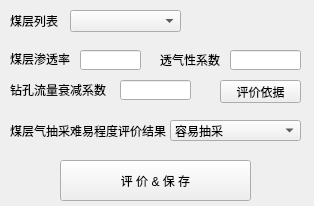
The window that python/cbm/uifiles/difficult_eval_dlg.ui (wyrover/cbm) describes before a commit, drawn with Qt 5.
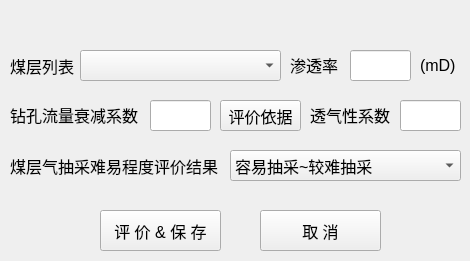
The same window after the commit. Icons and pictures are not drawn.

Diff of the .ui file:
```diff
--- a/python/cbm/uifiles/difficult_eval_dlg.ui
+++ b/python/cbm/uifiles/difficult_eval_dlg.ui
@@ -6,10 +6,15 @@
    <rect>
     <x>0</x>
     <y>0</y>
-    <width>314</width>
-    <height>206</height>
+    <width>470</width>
+    <height>261</height>
    </rect>
   </property>
+  <property name="font">
+   <font>
+    <pointsize>12</pointsize>
+   </font>
+  </property>
   <property name="windowTitle">
    <string>煤层气抽采难易程度评价</string>
   </property>
@@ -17,92 +22,71 @@
    <iconset resource="../usecad.qrc">
     <normaloff>:/images/cbm.ico</normaloff>:/images/cbm.ico</iconset>
   </property>
-  <widget class="QComboBox" name="coal">
+  <widget class="QWidget" name="widget_main" native="true">
    <property name="geometry">
     <rect>
-     <x>70</x>
-     <y>10</y>
-     <width>111</width>
-     <height>22</height>
+     <x>0</x>
+     <y>30</y>
+     <width>471</width>
+     <height>231</height>
     </rect>
    </property>
-  </widget>
-  <widget class="QLabel" name="label">
+   <widget class="QPushButton" name="cancel">
    <property name="geometry">
     <rect>
-     <x>10</x>
-     <y>10</y>
-     <width>51</width>
-     <height>21</height>
+      <x>260</x>
+      <y>180</y>
+      <width>121</width>
+      <height>41</height>
     </rect>
    </property>
    <property name="text">
-    <string>煤层列表</string>
-   </property>
-  </widget>
-  <widget class="QLabel" name="label_14">
-   <property name="geometry">
-    <rect>
-     <x>10</x>
-     <y>50</y>
-     <width>71</width>
-     <height>16</height>
-    </rect>
-   </property>
-   <property name="text">
-    <string>&lt;html&gt;&lt;head/&gt;&lt;body&gt;&lt;p&gt;煤层渗透率&lt;/p&gt;&lt;/body&gt;&lt;/html&gt;</string>
-   </property>
-  </widget>
-  <widget class="QLineEdit" name="permeability_k">
-   <property name="geometry">
-    <rect>
-     <x>80</x>
-     <y>50</y>
-     <width>61</width>
-     <height>20</height>
-    </rect>
+     <string>取 消</string>
    </property>
   </widget>
   <widget class="QLineEdit" name="permeability_lambda">
    <property name="geometry">
     <rect>
-     <x>230</x>
-     <y>50</y>
-     <width>71</width>
-     <height>20</height>
-    </rect>
-   </property>
-  </widget>
-  <widget class="QLabel" name="label_15">
-   <property name="geometry">
-    <rect>
-     <x>160</x>
-     <y>50</y>
+      <x>400</x>
+      <y>70</y>
      <width>61</width>
-     <height>20</height>
-    </rect>
-   </property>
+      <height>31</height>
+     </rect>
+    </property>
+   </widget>
+   <widget class="QLabel" name="label_2">
+    <property name="geometry">
+     <rect>
+      <x>10</x>
+      <y>120</y>
+      <width>221</width>
+      <height>31</height>
+     </rect>
+    </property>
    <property name="text">
-    <string>&lt;html&gt;&lt;head/&gt;&lt;body&gt;&lt;p&gt;透气性系数&lt;/p&gt;&lt;/body&gt;&lt;/html&gt;</string>
-   </property>
-  </widget>
-  <widget class="QLineEdit" name="decay_alpha">
+     <string>煤层气抽采难易程度评价结果</string>
+    </property>
+   </widget>
+   <widget class="QLabel" name="label_14">
    <property name="geometry">
     <rect>
-     <x>120</x>
-     <y>80</y>
-     <width>71</width>
-     <height>20</height>
-    </rect>
-   </property>
+      <x>290</x>
+      <y>20</y>
+      <width>51</width>
+      <height>31</height>
+     </rect>
+    </property>
+    <property name="text">
+     <string>&lt;html&gt;&lt;head/&gt;&lt;body&gt;&lt;p&gt;渗透率&lt;/p&gt;&lt;/body&gt;&lt;/html&gt;</string>
+    </property>
   </widget>
   <widget class="QLabel" name="label_16">
    <property name="geometry">
     <rect>
      <x>10</x>
-     <y>80</y>
-     <width>101</width>
-     <height>21</height>
+      <y>70</y>
+      <width>141</width>
+      <height>31</height>
     </rect>
    </property>
    <property name="text">
@@ -113,57 +97,57 @@
    <property name="geometry">
     <rect>
      <x>220</x>
-     <y>80</y>
+      <y>70</y>
      <width>81</width>
-     <height>23</height>
+      <height>31</height>
     </rect>
    </property>
    <property name="text">
     <string>评价依据</string>
    </property>
   </widget>
-  <widget class="QLabel" name="label_2">
+   <widget class="QLineEdit" name="permeability_k">
    <property name="geometry">
     <rect>
-     <x>10</x>
-     <y>120</y>
-     <width>161</width>
-     <height>21</height>
+      <x>350</x>
+      <y>20</y>
+      <width>61</width>
+      <height>31</height>
+     </rect>
+    </property>
+   </widget>
+   <widget class="QPushButton" name="eval">
+    <property name="geometry">
+     <rect>
+      <x>100</x>
+      <y>180</y>
+      <width>121</width>
+      <height>41</height>
     </rect>
    </property>
    <property name="text">
-    <string>煤层气抽采难易程度评价结果</string>
+     <string>评 价 &amp;&amp; 保 存</string>
+    </property>
+   </widget>
+   <widget class="QLineEdit" name="decay_alpha">
+    <property name="geometry">
+     <rect>
+      <x>150</x>
+      <y>70</y>
+      <width>61</width>
+      <height>31</height>
+     </rect>
    </property>
   </widget>
   <widget class="QComboBox" name="eval_difficult">
    <property name="geometry">
     <rect>
-     <x>170</x>
+      <x>230</x>
      <y>120</y>
-     <width>131</width>
-     <height>21</height>
-    </rect>
-   </property>
-   <item>
-    <property name="text">
-     <string>容易抽采</string>
-    </property>
-   </item>
-   <item>
-    <property name="text">
-     <string>可以抽采</string>
-    </property>
-   </item>
-   <item>
-    <property name="text">
-     <string>较难抽采</string>
-    </property>
-   </item>
-   <item>
-    <property name="text">
-     <string>容易抽采~可以抽采</string>
-    </property>
-   </item>
+      <width>231</width>
+      <height>31</height>
+     </rect>
+    </property>
    <item>
     <property name="text">
      <string>容易抽采~较难抽采</string>
@@ -174,19 +158,188 @@
      <string>可以抽采~较难抽采</string>
     </property>
    </item>
-  </widget>
-  <widget class="QPushButton" name="eval">
+    <item>
+     <property name="text">
+      <string>容易抽采~可以抽采</string>
+     </property>
+    </item>
+    <item>
+     <property name="text">
+      <string>较难抽采</string>
+     </property>
+    </item>
+    <item>
+     <property name="text">
+      <string>可以抽采</string>
+     </property>
+    </item>
+    <item>
+     <property name="text">
+      <string>容易抽采</string>
+     </property>
+    </item>
+   </widget>
+   <widget class="QComboBox" name="coal">
    <property name="geometry">
     <rect>
-     <x>60</x>
-     <y>160</y>
-     <width>191</width>
-     <height>41</height>
-    </rect>
-   </property>
+      <x>80</x>
+      <y>20</y>
+      <width>201</width>
+      <height>31</height>
+     </rect>
+    </property>
+   </widget>
+   <widget class="QLabel" name="label_15">
+    <property name="geometry">
+     <rect>
+      <x>310</x>
+      <y>70</y>
+      <width>91</width>
+      <height>31</height>
+     </rect>
+    </property>
    <property name="text">
-    <string>评 价 &amp;&amp; 保 存</string>
-   </property>
+     <string>&lt;html&gt;&lt;head/&gt;&lt;body&gt;&lt;p&gt;透气性系数&lt;/p&gt;&lt;/body&gt;&lt;/html&gt;</string>
+    </property>
+   </widget>
+   <widget class="QLabel" name="label">
+    <property name="geometry">
+     <rect>
+      <x>10</x>
+      <y>20</y>
+      <width>81</width>
+      <height>31</height>
+     </rect>
+    </property>
+    <property name="text">
+     <string>煤层列表</string>
+    </property>
+   </widget>
+   <widget class="QLabel" name="label_3">
+    <property name="geometry">
+     <rect>
+      <x>420</x>
+      <y>20</y>
+      <width>41</width>
+      <height>31</height>
+     </rect>
+    </property>
+    <property name="text">
+     <string>(mD)</string>
+    </property>
+   </widget>
+  </widget>
+  <widget class="QWidget" name="widget_title" native="true">
+   <property name="geometry">
+    <rect>
+     <x>0</x>
+     <y>0</y>
+     <width>471</width>
+     <height>31</height>
+    </rect>
+   </property>
+   <widget class="QLabel" name="lab_Ico">
+    <property name="geometry">
+     <rect>
+      <x>0</x>
+      <y>0</y>
+      <width>31</width>
+      <height>31</height>
+     </rect>
+    </property>
+    <property name="sizePolicy">
+     <sizepolicy hsizetype="Minimum" vsizetype="Preferred">
+      <horstretch>0</horstretch>
+      <verstretch>0</verstretch>
+     </sizepolicy>
+    </property>
+    <property name="minimumSize">
+     <size>
+      <width>30</width>
+      <height>0</height>
+     </size>
+    </property>
+    <property name="text">
+     <string>&lt;!DOCTYPE HTML PUBLIC &quot;-//W3C//DTD HTML 4.0//EN&quot; &quot;http://www.w3.org/TR/REC-html40/strict.dtd&quot;&gt;
+&lt;html&gt;&lt;head&gt;&lt;meta name=&quot;qrichtext&quot; content=&quot;1&quot; /&gt;&lt;style type=&quot;text/css&quot;&gt;
+p, li { white-space: pre-wrap; }
+&lt;/style&gt;&lt;/head&gt;&lt;body style=&quot; font-family:'SimSun'; font-size:9pt; font-weight:400; font-style:normal;&quot;&gt;
+&lt;p style=&quot;-qt-paragraph-type:empty; margin-top:0px; margin-bottom:0px; margin-left:0px; margin-right:0px; -qt-block-indent:0; text-indent:0px;&quot;&gt;&lt;br /&gt;&lt;/p&gt;&lt;/body&gt;&lt;/html&gt;</string>
+    </property>
+    <property name="alignment">
+     <set>Qt::AlignCenter</set>
+    </property>
+   </widget>
+   <widget class="QLabel" name="lab_Title">
+    <property name="geometry">
+     <rect>
+      <x>40</x>
+      <y>0</y>
+      <width>381</width>
+      <height>31</height>
+     </rect>
+    </property>
+    <property name="sizePolicy">
+     <sizepolicy hsizetype="Expanding" vsizetype="Preferred">
+      <horstretch>0</horstretch>
+      <verstretch>0</verstretch>
+     </sizepolicy>
+    </property>
+    <property name="styleSheet">
+     <string notr="true">font: 10pt &quot;微软雅黑&quot;;</string>
+    </property>
+    <property name="text">
+     <string/>
+    </property>
+    <property name="alignment">
+     <set>Qt::AlignLeading|Qt::AlignLeft|Qt::AlignVCenter</set>
+    </property>
+   </widget>
+   <widget class="QPushButton" name="btnMenu_Close">
+    <property name="geometry">
+     <rect>
+      <x>430</x>
+      <y>0</y>
+      <width>41</width>
+      <height>31</height>
+     </rect>
+    </property>
+    <property name="sizePolicy">
+     <sizepolicy hsizetype="Minimum" vsizetype="Expanding">
+      <horstretch>0</horstretch>
+      <verstretch>0</verstretch>
+     </sizepolicy>
+    </property>
+    <property name="minimumSize">
+     <size>
+      <width>40</width>
+      <height>0</height>
+     </size>
+    </property>
+    <property name="font">
+     <font>
+      <pointsize>12</pointsize>
+     </font>
+    </property>
+    <property name="cursor">
+     <cursorShape>ArrowCursor</cursorShape>
+    </property>
+    <property name="focusPolicy">
+     <enum>Qt::NoFocus</enum>
+    </property>
+    <property name="text">
+     <string/>
+    </property>
+    <property name="iconSize">
+     <size>
+      <width>32</width>
+      <height>32</height>
+     </size>
+    </property>
+    <property name="flat">
+     <bool>true</bool>
+    </property>
+   </widget>
   </widget>
  </widget>
  <resources>
```
Lines whose indentation alone changed are shown as unchanged.
